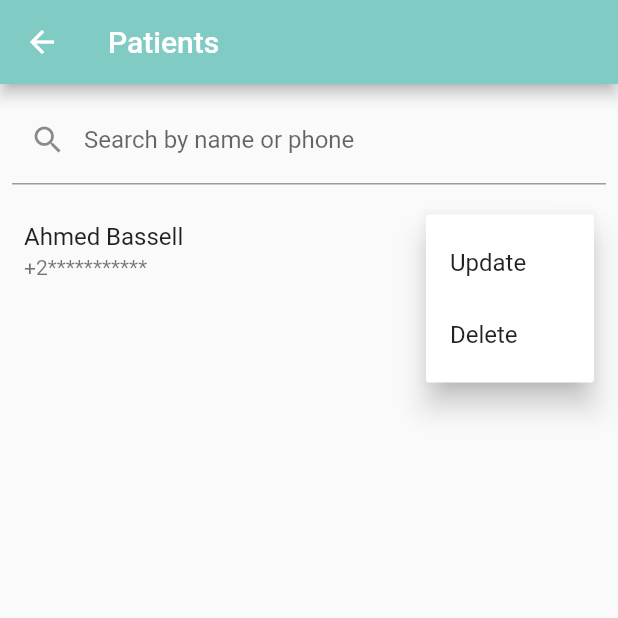
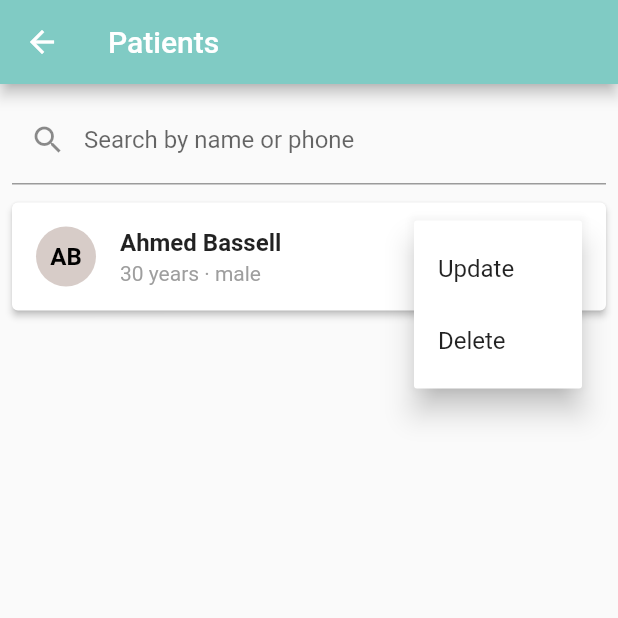
Before and after one commit to ahmedBassell/omnident, a Flutter app: the PatientsScreen screen opened directly, after a tap on the "more vert" icon, on a phone screen of 412 x 824 dp, the top half of it. Run offline on Flutter 3.47's test engine with Material 2 defaults, Android fonts, the light colour scheme and no system bars; our stand-ins replace date_time_picker, drift, get_it; missing offline and left inert: drift_dev; accounts and stored records are empty; generated files the repository leaves out were written again.

Commit message:
Update Patients list UI

```diff
--- a/lib/appointments/widgets/appointment_list_item.dart
+++ b/lib/appointments/widgets/appointment_list_item.dart
@@ -92,8 +92,6 @@ class _AppointmentListItemState extends State<AppointmentListItem> {
                                       color: Colors.white,
                                       child: Icon(Icons.edit, size: 16.0))),
                               onTap: () {
-                                print('edit appointment');
-                                print(_appointment.id);
                                 showModalBottomSheet(
                                   context: context,
                                   builder: (BuildContext context) {
--- a/lib/core/screens/dashboard_screen.dart
+++ b/lib/core/screens/dashboard_screen.dart
@@ -150,7 +150,7 @@ class _DashboardScreenState extends State<DashboardScreen> {
       margin: EdgeInsets.only(bottom: 16),
       child: ListTile(
         title: Text(name),
-        subtitle: Text('$age | $gender'),
+        subtitle: Text('$age · $gender'),
         leading: CircleAvatar(
           backgroundColor: bgColor,
           foregroundColor: Colors.white,
--- a/lib/patients/screens/patient_screen.dart
+++ b/lib/patients/screens/patient_screen.dart
@@ -1,11 +1,9 @@
 import 'package:flutter/material.dart';
 import 'package:get_it/get_it.dart';
 import 'package:intl/intl.dart';
-import 'package:omni_dent/core/models/tooth_state.dart';
 import 'package:omni_dent/core/services/patients_service.dart';
 import 'package:omni_dent/core/widgets/patient_avatar.dart';
 import 'package:omni_dent/database/database.dart';
-import 'package:omni_dent/sessions/widgets/session_item.dart';
 import 'package:omni_dent/sessions/widgets/sessions_list.dart';
 
 class PatientScreen extends StatefulWidget {
--- a/lib/patients/screens/patients_screen.dart
+++ b/lib/patients/screens/patients_screen.dart
@@ -1,8 +1,10 @@
 import 'package:flutter/material.dart';
 import 'package:get_it/get_it.dart';
 import 'package:omni_dent/core/services/patients_service.dart';
+import 'package:omni_dent/core/widgets/patient_avatar.dart';
 import 'package:omni_dent/core/widgets/patient_creation_form.dart';
 import 'package:omni_dent/database/database.dart';
+import 'package:omni_dent/patients/widgets/patient_item.dart';
 
 class PatientsScreen extends StatefulWidget {
   const PatientsScreen({super.key});
@@ -71,45 +73,3 @@ class _PatientsScreenState extends State<PatientsScreen> {
     );
   }
 }
-
-class PatientItem extends StatelessWidget {
-  final Patient patient;
-
-  PatientItem({required this.patient});
-
-  @override
-  Widget build(BuildContext context) {
-    return ListTile(
-      title: Text(patient.name),
-      subtitle: Text(patient.phone ?? "+2***********"),
-      trailing: PopupMenuButton<String>(
-        itemBuilder: (context) => [
-          PopupMenuItem<String>(
-            value: 'update',
-            child: Text('Update'),
-          ),
-          PopupMenuItem<String>(
-            value: 'delete',
-            child: Text('Delete'),
-          ),
-        ],
-        onSelected: (value) {
-          if (value == 'update') {
-            // Handle update action
-
-            showModalBottomSheet(
-              context: context,
-              builder: (BuildContext context) {
-                return PatientCreationForm(existingPatient: patient);
-              },
-            ).whenComplete(() {
-              // Navigator.pop(context);
-            });
-          } else if (value == 'delete') {
-            // Handle delete action
-          }
-        },
-      ),
-    );
-  }
-}
--- /dev/null
+++ b/lib/patients/widgets/patient_item.dart
@@ -0,0 +1,99 @@
+import 'package:flutter/material.dart';
+import 'package:get_it/get_it.dart';
+import 'package:omni_dent/core/services/patients_service.dart';
+import 'package:omni_dent/core/widgets/patient_avatar.dart';
+import 'package:omni_dent/core/widgets/patient_creation_form.dart';
+import 'package:omni_dent/database/database.dart';
+import 'package:omni_dent/patients/screens/patient_screen.dart';
+
+class PatientItem extends StatelessWidget {
+  PatientsService get _patientsService => GetIt.I<PatientsService>();
+  final Patient patient;
+
+  PatientItem({required this.patient});
+
+  @override
+  Widget build(BuildContext context) {
+    int age = _patientsService.calculateAge(patient);
+    return Card(
+      elevation: 2,
+      margin: EdgeInsets.symmetric(vertical: 4.0, horizontal: 8),
+      child: ListTile(
+        leading: PatientAvatar(
+          displayName: patient.name,
+        ),
+        title: Text(
+          patient.name,
+          style: TextStyle(
+            fontSize: 16,
+            fontWeight: FontWeight.bold,
+          ),
+        ),
+        subtitle: Column(
+          crossAxisAlignment: CrossAxisAlignment.start,
+          children: [
+            if (patient.phone != null)
+              Text(
+                patient.phone!,
+                style: TextStyle(
+                  fontSize: 14,
+                  color: Colors.grey,
+                ),
+              ),
+            if (patient.phone != null) SizedBox(height: 4),
+            Text(
+              '${age} years · ${patient.gender.name}',
+              style: TextStyle(
+                fontSize: 14,
+                color: Colors.grey,
+              ),
+            ),
+          ],
+        ),
+        trailing: Row(
+          mainAxisSize: MainAxisSize.min,
+          children: [
+            IconButton(
+              icon: Icon(Icons.arrow_forward_ios),
+              onPressed: () {
+                // Navigate to the patient details screen
+                Navigator.push(
+                  context,
+                  MaterialPageRoute(
+                    builder: (context) => PatientScreen(patient: patient),
+                  ),
+                );
+              },
+            ),
+            PopupMenuButton<String>(
+              itemBuilder: (context) => [
+                PopupMenuItem<String>(
+                  value: 'update',
+                  child: Text('Update'),
+                ),
+                PopupMenuItem<String>(
+                  value: 'delete',
+                  child: Text('Delete'),
+                ),
+              ],
+              onSelected: (value) {
+                if (value == 'update') {
+                  showModalBottomSheet(
+                    context: context,
+                    builder: (BuildContext context) {
+                      return PatientCreationForm(existingPatient: patient);
+                    },
+                  ).whenComplete(() {
+                    // Navigator.pop(context);
+                  });
+                } else if (value == 'delete') {
+                  // Handle delete action
+                }
+              },
+            ),
+          ],
+        ),
+      ),
+    );
+  }
+}
```
